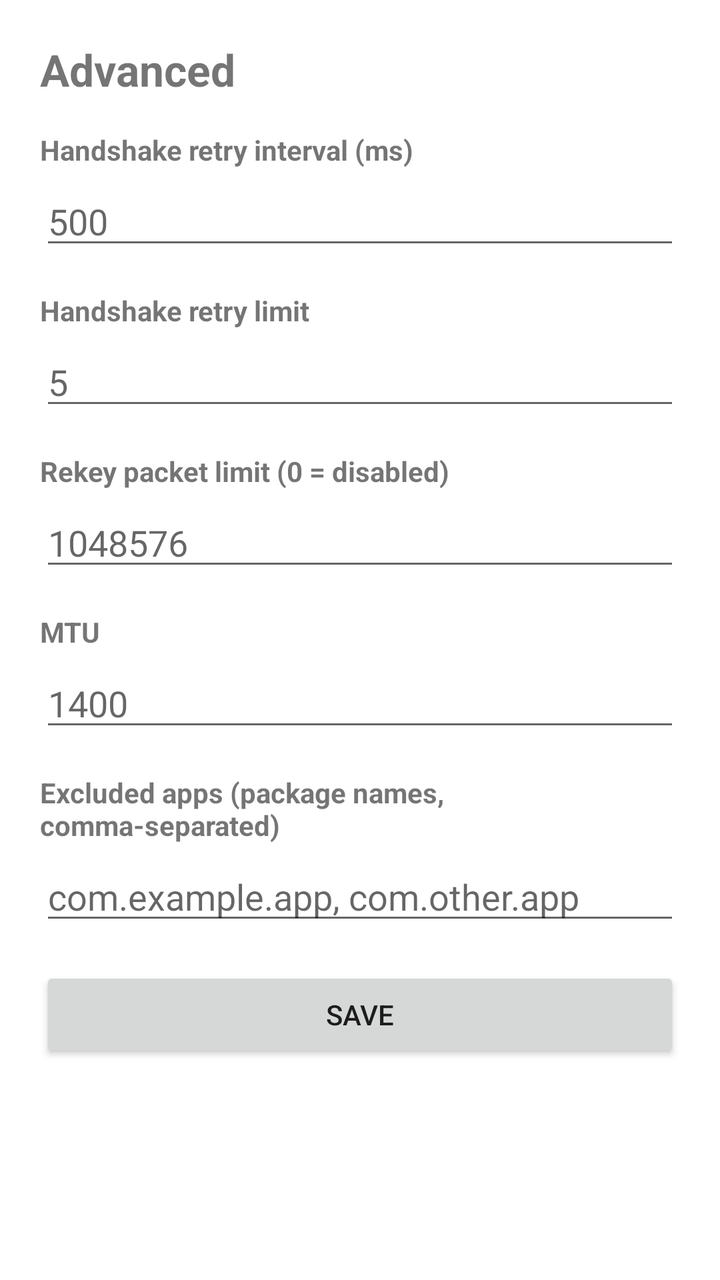
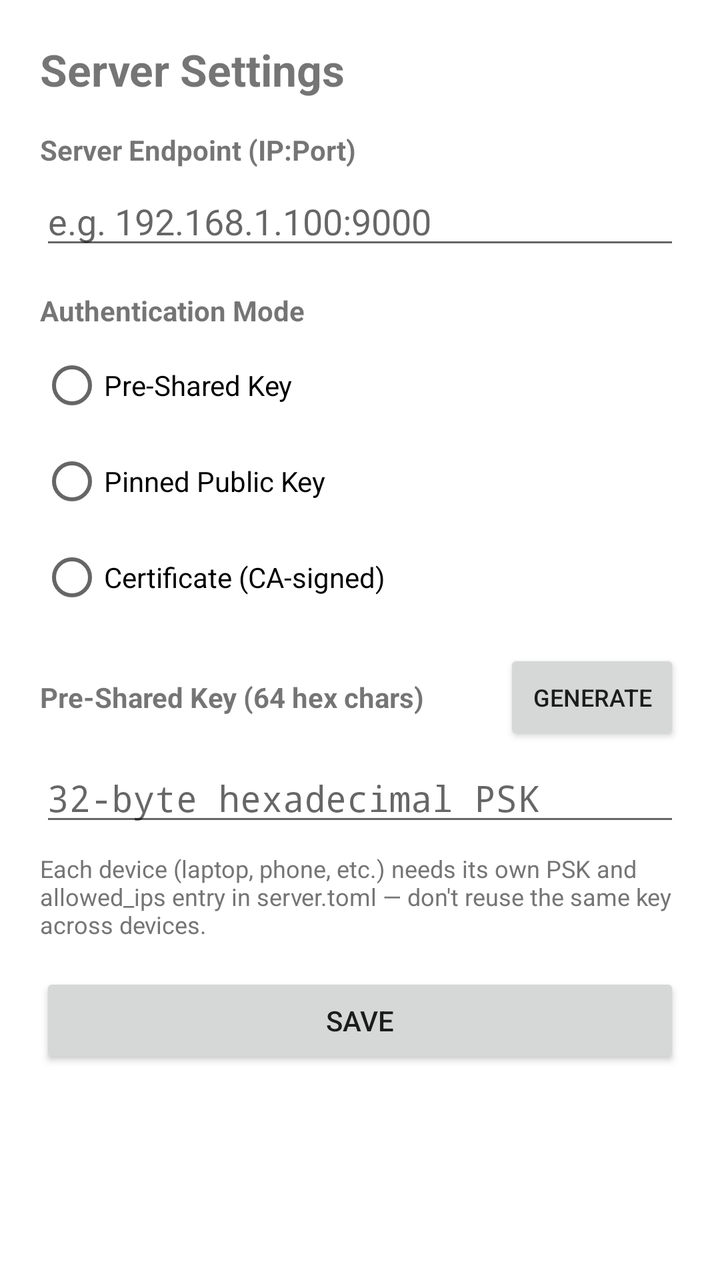

Compare the two renders of this Android layout. The source of the first and the diff that turns it into the second are given below.
<!-- AndroidManifest.xml: application theme Theme.RvpnClient -->
<!-- res/layout/section_advanced.xml -->
<?xml version="1.0" encoding="utf-8"?>
<ScrollView xmlns:android="http://schemas.android.com/apk/res/android"
    android:layout_width="match_parent"
    android:layout_height="match_parent"
    android:padding="20dp"
    android:fillViewport="true">

    <LinearLayout
        android:layout_width="match_parent"
        android:layout_height="wrap_content"
        android:orientation="vertical">

        <TextView android:layout_width="wrap_content" android:layout_height="wrap_content"
            android:text="Advanced" android:textSize="22sp" android:textStyle="bold"
            android:layout_marginBottom="16dp" />

        <TextView android:layout_width="wrap_content" android:layout_height="wrap_content"
            android:text="Handshake retry interval (ms)" android:textStyle="bold"
            android:layout_marginBottom="4dp" />
        <EditText android:id="@+id/retryIntervalInput" android:layout_width="match_parent"
            android:layout_height="wrap_content" android:hint="500" android:inputType="number"
            android:layout_marginBottom="16dp" />

        <TextView android:layout_width="wrap_content" android:layout_height="wrap_content"
            android:text="Handshake retry limit" android:textStyle="bold"
            android:layout_marginBottom="4dp" />
        <EditText android:id="@+id/retryLimitInput" android:layout_width="match_parent"
            android:layout_height="wrap_content" android:hint="5" android:inputType="number"
            android:layout_marginBottom="16dp" />

        <TextView android:layout_width="wrap_content" android:layout_height="wrap_content"
            android:text="Rekey packet limit (0 = disabled)" android:textStyle="bold"
            android:layout_marginBottom="4dp" />
        <EditText android:id="@+id/rekeyLimitInput" android:layout_width="match_parent"
            android:layout_height="wrap_content" android:hint="1048576" android:inputType="number"
            android:layout_marginBottom="16dp" />

        <TextView android:layout_width="wrap_content" android:layout_height="wrap_content"
            android:text="MTU" android:textStyle="bold" android:layout_marginBottom="4dp" />
        <EditText android:id="@+id/mtuInput" android:layout_width="match_parent"
            android:layout_height="wrap_content" android:hint="1400" android:inputType="number"
            android:layout_marginBottom="16dp" />

        <TextView android:layout_width="wrap_content" android:layout_height="wrap_content"
            android:text="Excluded apps (package names, comma-separated)" android:textStyle="bold"
            android:layout_marginBottom="4dp" />
        <EditText android:id="@+id/excludedAppsInput" android:layout_width="match_parent"
            android:layout_height="wrap_content" android:hint="com.example.app, com.other.app"
            android:inputType="textMultiLine" android:layout_marginBottom="16dp" />

        <Button android:id="@+id/saveAdvancedButton" android:layout_width="match_parent"
            android:layout_height="wrap_content" android:text="Save" />

    </LinearLayout>
</ScrollView>
<!-- resources referenced by this layout -->
<resources>
  <style name="Theme.RvpnClient" parent="Theme.MaterialComponents.DayNight.DarkActionBar">
          <item name="colorPrimary">#1976D2</item>
          <item name="colorPrimaryVariant">#0D47A1</item>
          <item name="colorOnPrimary">#FFFFFF</item>
      </style>
</resources>

<!-- the commit's change to res/layout/section_advanced.xml (unified diff, before → after) -->
@@ -11,44 +11,115 @@
         android:orientation="vertical">
 
         <TextView android:layout_width="wrap_content" android:layout_height="wrap_content"
-            android:text="Advanced" android:textSize="22sp" android:textStyle="bold"
+            android:text="Server Settings" android:textSize="22sp" android:textStyle="bold"
             android:layout_marginBottom="16dp" />
 
         <TextView android:layout_width="wrap_content" android:layout_height="wrap_content"
-            android:text="Handshake retry interval (ms)" android:textStyle="bold"
+            android:text="Server Endpoint (IP:Port)" android:textStyle="bold"
             android:layout_marginBottom="4dp" />
-        <EditText android:id="@+id/retryIntervalInput" android:layout_width="match_parent"
-            android:layout_height="wrap_content" android:hint="500" android:inputType="number"
-            android:layout_marginBottom="16dp" />
+        <EditText android:id="@+id/serverInput" android:layout_width="match_parent"
+            android:layout_height="wrap_content" android:hint="e.g. 192.168.1.100:9000"
+            android:inputType="textUri" android:layout_marginBottom="16dp" />
 
         <TextView android:layout_width="wrap_content" android:layout_height="wrap_content"
-            android:text="Handshake retry limit" android:textStyle="bold"
+            android:text="Authentication Mode" android:textStyle="bold"
             android:layout_marginBottom="4dp" />
-        <EditText android:id="@+id/retryLimitInput" android:layout_width="match_parent"
-            android:layout_height="wrap_content" android:hint="5" android:inputType="number"
-            android:layout_marginBottom="16dp" />
+        <RadioGroup android:id="@+id/authModeGroup" android:layout_width="match_parent"
+            android:layout_height="wrap_content" android:orientation="vertical"
+            android:layout_marginBottom="12dp">
+            <RadioButton android:id="@+id/radioPsk" android:layout_width="wrap_content"
+                android:layout_height="wrap_content" android:text="Pre-Shared Key" />
+            <RadioButton android:id="@+id/radioPinnedKey" android:layout_width="wrap_content"
+                android:layout_height="wrap_content" android:text="Pinned Public Key" />
+            <RadioButton android:id="@+id/radioCertificate" android:layout_width="wrap_content"
+                android:layout_height="wrap_content" android:text="Certificate (CA-signed)" />
+        </RadioGroup>
 
-        <TextView android:layout_width="wrap_content" android:layout_height="wrap_content"
-            android:text="Rekey packet limit (0 = disabled)" android:textStyle="bold"
-            android:layout_marginBottom="4dp" />
-        <EditText android:id="@+id/rekeyLimitInput" android:layout_width="match_parent"
-            android:layout_height="wrap_content" android:hint="1048576" android:inputType="number"
-            android:layout_marginBottom="16dp" />
+        
+        <LinearLayout android:id="@+id/pskGroup" android:layout_width="match_parent"
+            android:layout_height="wrap_content" android:orientation="vertical">
+            <LinearLayout
+                android:layout_width="match_parent"
+                android:layout_height="wrap_content"
+                android:orientation="horizontal"
+                android:gravity="center_vertical"
+                android:layout_marginBottom="4dp">
+                <TextView android:layout_width="0dp" android:layout_height="wrap_content"
+                    android:layout_weight="1"
+                    android:text="Pre-Shared Key (64 hex chars)" android:textStyle="bold" />
+                <Button android:id="@+id/generatePskButton" android:layout_width="wrap_content"
+                    android:layout_height="wrap_content" android:text="Generate"
+                    android:textSize="12sp" />
+            </LinearLayout>
+            <EditText android:id="@+id/pskInput" android:layout_width="match_parent"
+                android:layout_height="wrap_content" android:hint="32-byte hexadecimal PSK"
+                android:fontFamily="monospace" android:inputType="textNoSuggestions"
+                android:layout_marginBottom="8dp" />
+            <TextView android:layout_width="wrap_content" android:layout_height="wrap_content"
+                android:text="Each device (laptop, phone, etc.) needs its own PSK and allowed_ips entry in server.toml — don't reuse the same key across devices."
+                android:textSize="12sp" android:textColor="#757575"
+                android:layout_marginBottom="16dp" />
+        </LinearLayout>
 
-        <TextView android:layout_width="wrap_content" android:layout_height="wrap_content"
-            android:text="MTU" android:textStyle="bold" android:layout_marginBottom="4dp" />
-        <EditText android:id="@+id/mtuInput" android:layout_width="match_parent"
-            android:layout_height="wrap_content" android:hint="1400" android:inputType="number"
-            android:layout_marginBottom="16dp" />
+        
+        <LinearLayout android:id="@+id/pinnedKeyGroup" android:layout_width="match_parent"
+            android:layout_height="wrap_content" android:orientation="vertical"
+            android:visibility="gone">
+            <TextView android:layout_width="wrap_content" android:layout_height="wrap_content"
+                android:text="This Device's Identity Seed (64 hex chars)" android:textStyle="bold"
+                android:layout_marginBottom="4dp" />
+            <EditText android:id="@+id/identitySeedInput" android:layout_width="match_parent"
+                android:layout_height="wrap_content" android:hint="32-byte hex seed"
+                android:fontFamily="monospace" android:inputType="textNoSuggestions"
+                android:layout_marginBottom="12dp" />
 
-        <TextView android:layout_width="wrap_content" android:layout_height="wrap_content"
-            android:text="Excluded apps (package names, comma-separated)" android:textStyle="bold"
-            android:layout_marginBottom="4dp" />
-        <EditText android:id="@+id/excludedAppsInput" android:layout_width="match_parent"
-            android:layout_height="wrap_content" android:hint="com.example.app, com.other.app"
-            android:inputType="textMultiLine" android:layout_marginBottom="16dp" />
+            <TextView android:layout_width="wrap_content" android:layout_height="wrap_content"
+                android:text="Server's Public Key (64 hex chars)" android:textStyle="bold"
+                android:layout_marginBottom="4dp" />
+            <EditText android:id="@+id/peerPublicKeyInput" android:layout_width="match_parent"
+                android:layout_height="wrap_content" android:hint="32-byte hex public key"
+                android:fontFamily="monospace" android:inputType="textNoSuggestions"
+                android:layout_marginBottom="8dp" />
+            <TextView android:layout_width="wrap_content" android:layout_height="wrap_content"
+                android:text="Generate identities with `cargo run -p rvpn-crypto --example gen_ca_and_cert` (or a raw keypair tool) on your PC. The server must list this device's public key as one of its peers."
+                android:textSize="12sp" android:textColor="#757575"
+                android:layout_marginBottom="16dp" />
+        </LinearLayout>
 
-        <Button android:id="@+id/saveAdvancedButton" android:layout_width="match_parent"
+        
+        <LinearLayout android:id="@+id/certificateGroup" android:layout_width="match_parent"
+            android:layout_height="wrap_content" android:orientation="vertical"
+            android:visibility="gone">
+            <TextView android:layout_width="wrap_content" android:layout_height="wrap_content"
+                android:text="This Device's Identity Seed (64 hex chars)" android:textStyle="bold"
+                android:layout_marginBottom="4dp" />
+            <EditText android:id="@+id/certIdentitySeedInput" android:layout_width="match_parent"
+                android:layout_height="wrap_content" android:hint="32-byte hex seed"
+                android:fontFamily="monospace" android:inputType="textNoSuggestions"
+                android:layout_marginBottom="12dp" />
+
+            <TextView android:layout_width="wrap_content" android:layout_height="wrap_content"
+                android:text="This Device's Certificate (224 hex chars)" android:textStyle="bold"
+                android:layout_marginBottom="4dp" />
+            <EditText android:id="@+id/certificateInput" android:layout_width="match_parent"
+                android:layout_height="wrap_content" android:hint="112-byte hex certificate"
+                android:fontFamily="monospace" android:inputType="textNoSuggestions"
+                android:layout_marginBottom="12dp" />
+
+            <TextView android:layout_width="wrap_content" android:layout_height="wrap_content"
+                android:text="CA Public Key (64 hex chars)" android:textStyle="bold"
+                android:layout_marginBottom="4dp" />
+            <EditText android:id="@+id/caPublicKeyInput" android:layout_width="match_parent"
+                android:layout_height="wrap_content" android:hint="32-byte hex public key"
+                android:fontFamily="monospace" android:inputType="textNoSuggestions"
+                android:layout_marginBottom="8dp" />
+            <TextView android:layout_width="wrap_content" android:layout_height="wrap_content"
+                android:text="Any device holding a certificate signed by this CA can connect — the server does not need to list it individually."
+                android:textSize="12sp" android:textColor="#757575"
+                android:layout_marginBottom="16dp" />
+        </LinearLayout>
+
+        <Button android:id="@+id/saveServerButton" android:layout_width="match_parent"
             android:layout_height="wrap_content" android:text="Save" />
 
     </LinearLayout>
